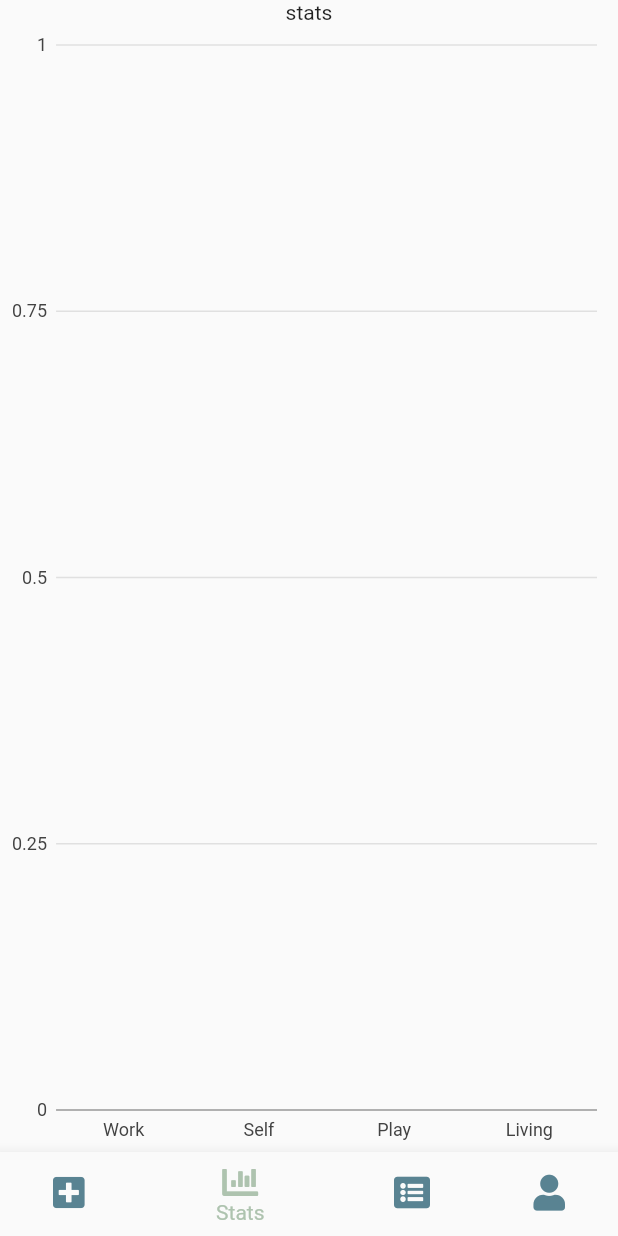
After one commit to gdharris1000/got-this-flutter, a Flutter app: the HomeScreen screen opened by its route, item 2 of the bottom bar chosen, on a phone screen of 412 x 824 dp. The commit adds this screen. Run offline on Flutter 3.47's test engine with Material 2 defaults, Android fonts, the phone set to English and light mode, and no system bars; our stand-ins replace charts_flutter, cloud_firestore, email_validator, firebase_auth, font_awesome_flutter; accounts and stored records are empty.

Commit message:
added stats page with bar chart for categories

```diff
--- /dev/null
+++ b/lib/classes/category_data.dart
@@ -0,0 +1,6 @@
+class CategoryData {
+  final String category;
+  final int count;
+
+  CategoryData(this.category, this.count);
+}
--- a/lib/screens/home.dart
+++ b/lib/screens/home.dart
@@ -24,7 +24,7 @@ class _HomeScreenState extends State<HomeScreen> {
 
   static List<Widget> _navOptions = <Widget>[
     AddScreen(),
-//    StatsScreen(),
+    StatsScreen(),
     ListScreen(),
     UserScreen(),
   ];
@@ -39,14 +39,14 @@ class _HomeScreenState extends State<HomeScreen> {
   Widget build(BuildContext context) {
     return Scaffold(
       bottomNavigationBar: BottomNavigationBar(
-        backgroundColor: Color.fromRGBO(61, 27, 115, 1.0),
+        backgroundColor: Color.fromRGBO(18, 69, 89, 1.0),
         items: const <BottomNavigationBarItem>[
           BottomNavigationBarItem(
               icon: FaIcon(FontAwesomeIcons.solidPlusSquare),
               title: Text('New Achievement')),
-//          BottomNavigationBarItem(
-//              icon: FaIcon(FontAwesomeIcons.solidChartBar),
-//              title: Text('Stats')),
+          BottomNavigationBarItem(
+              icon: FaIcon(FontAwesomeIcons.solidChartBar),
+              title: Text('Stats')),
           BottomNavigationBarItem(
               icon: FaIcon(FontAwesomeIcons.solidListAlt),
               title: Text('List Achievements')),
@@ -55,8 +55,8 @@ class _HomeScreenState extends State<HomeScreen> {
               title: Text('User Information')),
         ],
         currentIndex: _selectedIndex,
-        selectedItemColor: Color.fromRGBO(145, 241, 230, 1.0),
-        unselectedItemColor: Color.fromRGBO(65, 117, 187, 1.0),
+        selectedItemColor: Color.fromRGBO(174, 195, 175, 1.0),
+        unselectedItemColor: Color.fromRGBO(89, 131, 146, 1.0),
         onTap: _onItemTapped,
       ),
       body: _navOptions.elementAt(_selectedIndex),
--- /dev/null
+++ b/lib/streams/data.dart
@@ -0,0 +1,98 @@
+import 'package:cloud_firestore/cloud_firestore.dart';
+import 'package:flutter/material.dart';
+import 'package:got_this_flutter/classes/achievement.dart';
+import 'package:got_this_flutter/controllers/user_data.dart';
+import 'package:got_this_flutter/classes/category_data.dart';
+import 'package:charts_flutter/flutter.dart' as charts;
+
+final _firestore = Firestore.instance;
+
+class AchievementDataStream extends StatefulWidget {
+  final String docId;
+  AchievementDataStream(this.docId);
+
+  @override
+  _AchievementDataStreamState createState() => _AchievementDataStreamState();
+}
+
+class _AchievementDataStreamState extends State<AchievementDataStream> {
+  final UserData userData = UserData();
+
+  @override
+  void initState() {
+    // TODO: implement initState
+    print("stream docid: ${widget.docId}");
+    super.initState();
+  }
+
+  List<CategoryData> dataCount(List<Achievement> data) {
+    int work = 0;
+    int self = 0;
+    int play = 0;
+    int living = 0;
+
+    data.forEach((element) {
+      element.categories.forEach((element) {
+        if (element == 'Work') {
+          work++;
+        } else if (element == 'Self') {
+          self++;
+        } else if (element == 'Play') {
+          play++;
+        } else if (element == 'Living') {
+          living++;
+        }
+      });
+    });
+
+    List<CategoryData> dataList = [
+      CategoryData('Work', work),
+      CategoryData('Self', self),
+      CategoryData('Play', play),
+      CategoryData('Living', living)
+    ];
+    print(dataList);
+    return dataList;
+  }
+
+  @override
+  Widget build(BuildContext context) {
+    return StreamBuilder<QuerySnapshot>(
+      stream: _firestore
+          .collection('users')
+          .document(widget.docId)
+          .collection('achievements')
+          .snapshots(),
+      builder: (context, snapshot) {
+        if (!snapshot.hasData) {
+          print("no achievement stream data");
+          return Center(child: Text('Loading'));
+        } else {
+          List<Achievement> achievementList = [];
+          final achievements = snapshot.data.documents.reversed;
+
+          for (var achievementData in achievements) {
+            achievementList.add(Achievement(
+                achievement: achievementData.data['achievement'],
+                categories: achievementData.data['categories'],
+                tags: achievementData.data['tags'],
+                created: achievementData.data['created']));
+          }
+
+          List<charts.Series<CategoryData, String>> series = [
+            charts.Series(
+              id: 'Categories',
+              data: dataCount(achievementList),
+              domainFn: (CategoryData series, _) => series.category,
+              measureFn: (CategoryData series, _) => series.count,
+            )
+          ];
+          return charts.BarChart(
+            series,
+            animate: true,
+          );
+        }
+      },
+    );
+  }
+}
--- a/pubspec.yaml
+++ b/pubspec.yaml
@@ -33,7 +33,7 @@ dependencies:
   firebase_core: ^0.4.5
   firebase_auth: ^0.16.1
   cloud_firestore: ^0.13.6
-  fl_chart: ^0.11.0
+  charts_flutter: ^0.9.0
 
 dev_dependencies:
   flutter_test:
```
Also changed, not shown: lib/main.dart (+8 -6 lines), lib/screens/stats.dart (+32 -26 lines), lib/streams/achievement_stream.dart (+0 -15 lines), pubspec.lock.
